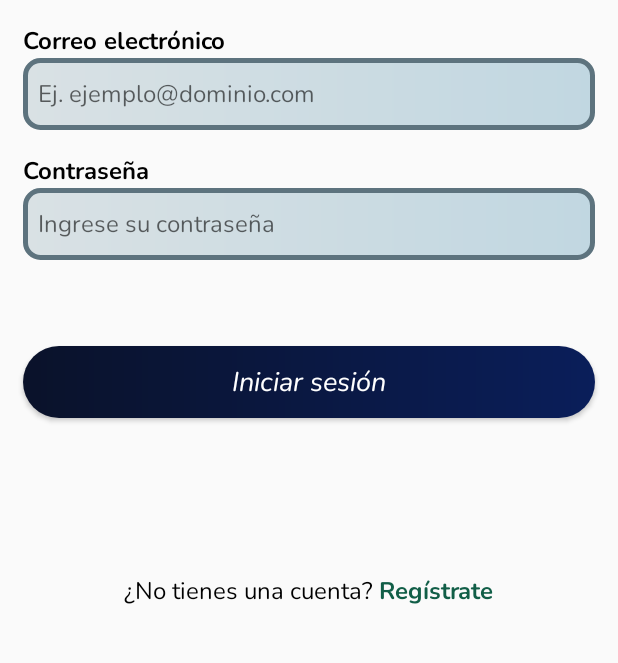
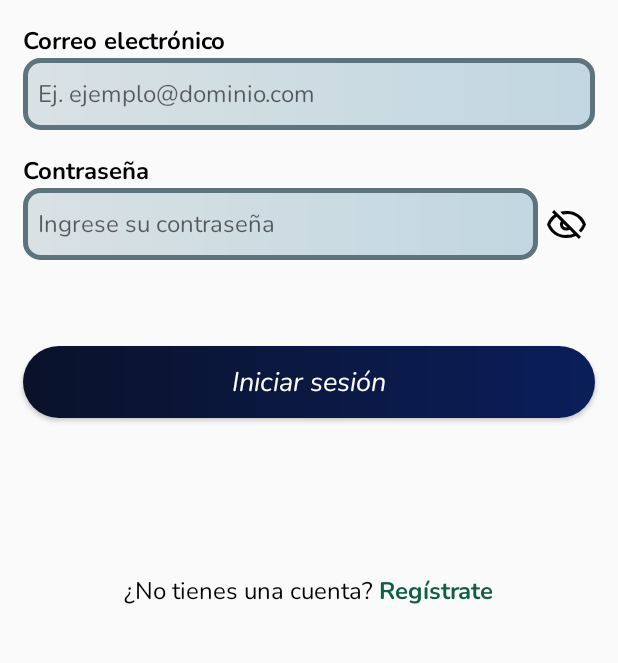
Before and after one commit to engaherr/UVemyProject, an Android app: the screen it shows after launch (InicioSesion), on a phone screen of 412 x 824 dp, the part 473-1136 px from its top. Run offline under Robolectric (Android 15) with nearby library versions, the phone set to English and light mode, and no system bars; our stand-ins replace data binding.

Commit message:
feat(InicioSesion): Ver Contraseña agregado

```diff
--- a/app/src/main/java/com/example/uvemyproject/InicioSesion.java
+++ b/app/src/main/java/com/example/uvemyproject/InicioSesion.java
@@ -1,21 +1,18 @@
 package com.example.uvemyproject;
-
-import androidx.appcompat.app.AppCompatActivity;
-import androidx.lifecycle.ViewModelProvider;
 
 import android.annotation.SuppressLint;
 import android.content.Intent;
 import android.os.Bundle;
 import android.text.Editable;
+import android.text.InputType;
 import android.text.TextWatcher;
 import android.view.View;
 import android.widget.Toast;
 
-import com.example.uvemyproject.api.ApiClient;
-import com.example.uvemyproject.api.services.AutenticacionServices;
+import androidx.appcompat.app.AppCompatActivity;
+import androidx.lifecycle.ViewModelProvider;
+
 import com.example.uvemyproject.databinding.ActivityInicioSesionBinding;
-import com.example.uvemyproject.dto.CredencialesDTO;
-import com.example.uvemyproject.dto.UsuarioDTO;
 import com.example.uvemyproject.utils.CredencialesValidador;
 import com.example.uvemyproject.utils.SingletonUsuario;
 import com.example.uvemyproject.viewmodels.InicioSesionViewModel;
@@ -25,6 +22,8 @@ public class InicioSesion extends AppCompatActivity {
     private ActivityInicioSesionBinding binding;
     private InicioSesionViewModel viewModel;
 
+    boolean esContrasenaVisible = false;
+
     @SuppressLint("ShowToast")
     @Override
     protected void onCreate(Bundle savedInstanceState) {
@@ -33,6 +32,19 @@ public class InicioSesion extends AppCompatActivity {
         setContentView(binding.getRoot());
 
         viewModel = new ViewModelProvider(this).get(InicioSesionViewModel.class);
+
+        binding.imgViewVerContrasena.setOnClickListener(v -> {
+            if (esContrasenaVisible) {
+                binding.edtTextContrasena.setInputType(InputType.TYPE_CLASS_TEXT |
+                        InputType.TYPE_TEXT_VARIATION_PASSWORD);
+                binding.imgViewVerContrasena.setImageResource(R.drawable.ic_slashed_eye);
+            } else {
+                binding.edtTextContrasena.setInputType(InputType.TYPE_TEXT_VARIATION_VISIBLE_PASSWORD);
+                binding.imgViewVerContrasena.setImageResource(R.drawable.ic_opened_eye);
+            }
+            binding.edtTextContrasena.setSelection(binding.edtTextContrasena.getText().length());
+            esContrasenaVisible = !esContrasenaVisible;
+        });
 
         binding.edtTextCorreoElectronico.addTextChangedListener(new TextWatcher() {
             @Override
--- a/app/src/main/res/layout/activity_inicio_sesion.xml
+++ b/app/src/main/res/layout/activity_inicio_sesion.xml
@@ -74,19 +74,43 @@
             android:maxLength="18"
             app:layout_constraintTop_toBottomOf="@+id/edtTextCorreoElectronico"
             tools:layout_editor_absoluteX="15dp" />
+
+        <androidx.constraintlayout.widget.ConstraintLayout
+            android:id="@+id/cnsLayoutContrasena"
+            android:layout_width="match_parent"
+            android:layout_height="wrap_content"
+            android:layout_marginHorizontal="15dp"
+            app:layout_constraintTop_toBottomOf="@+id/txtViewContraseña">
+
             <EditText
                 android:id="@+id/edtTextContrasena"
                 style="@style/styleEdtTextFormularioUsuario"
-            android:layout_width="match_parent"
+                android:layout_width="0dp"
                 android:layout_height="wrap_content"
                 android:autofillHints="emailAddress"
                 android:hint="Ingrese su contraseña"
                 android:inputType="textPassword"
                 android:maxHeight="300dp"
                 android:maxLength="18"
-            android:layout_marginHorizontal="15dp"
                 android:minHeight="48dp"
-            app:layout_constraintTop_toBottomOf="@+id/txtViewContraseña" />
+                app:layout_constraintEnd_toStartOf="@+id/imgViewVerContrasena"
+                app:layout_constraintStart_toStartOf="parent"
+                app:layout_constraintTop_toTopOf="parent"
+                app:layout_constraintBottom_toBottomOf="parent"
+                app:layout_constraintWidth_percent="0.9" />
+
+            <ImageView
+                android:id="@+id/imgViewVerContrasena"
+                android:layout_width="0dp"
+                android:layout_height="wrap_content"
+                android:contentDescription="Ver contraseña"
+                android:src="@drawable/ic_slashed_eye"
+                app:layout_constraintStart_toEndOf="@+id/edtTextContrasena"
+                app:layout_constraintEnd_toEndOf="parent"
+                app:layout_constraintTop_toTopOf="parent"
+                app:layout_constraintBottom_toBottomOf="parent"
+                app:layout_constraintWidth_percent="0.1" />
+        </androidx.constraintlayout.widget.ConstraintLayout>
 
         <TextView
             android:id="@+id/txtViewMensajeError"
@@ -95,7 +119,7 @@
             android:layout_height="wrap_content"
             android:layout_margin="15dp"
             android:textColor="@color/design_default_color_error"
-            app:layout_constraintTop_toBottomOf="@+id/edtTextContrasena"
+            app:layout_constraintTop_toBottomOf="@+id/cnsLayoutContrasena"
             tools:layout_editor_absoluteX="15dp" />
 
         <Button
```
Lines whose indentation alone changed are shown as unchanged.
